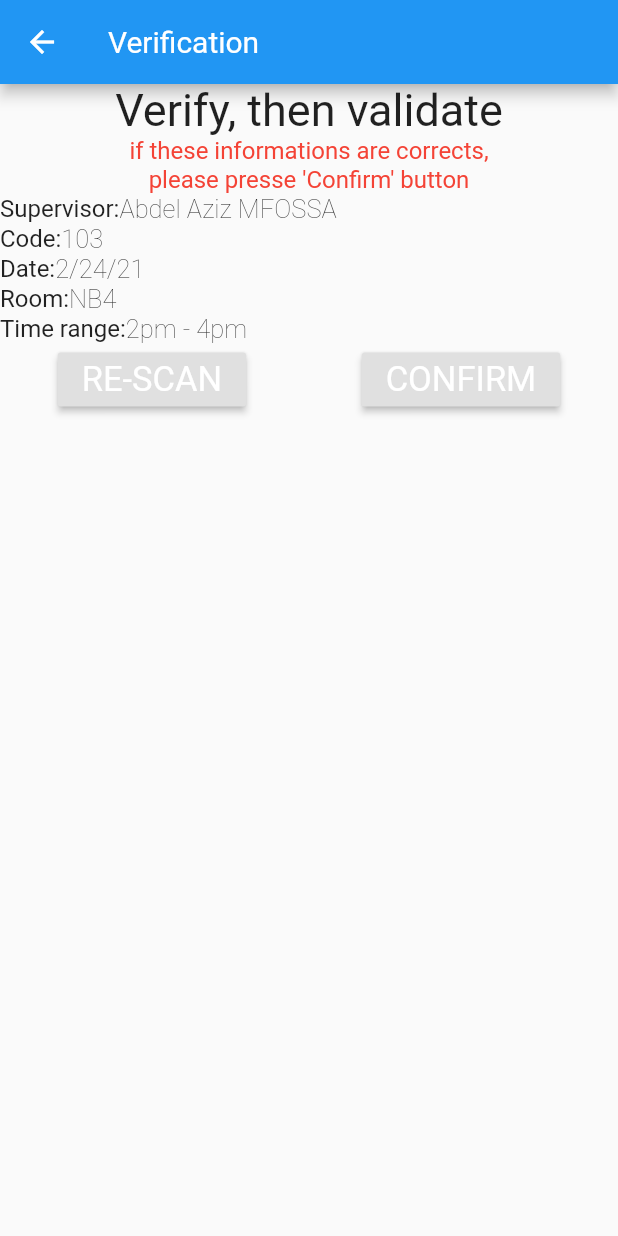
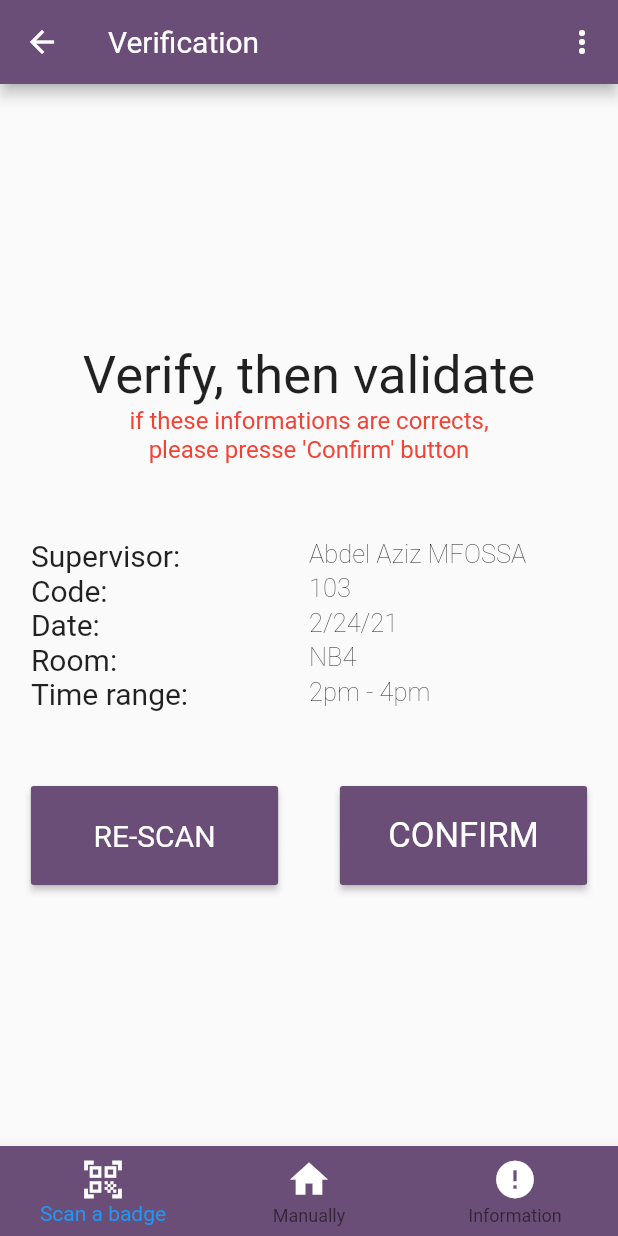
Before and after one commit to DSCUY1/Attendance-check-app-flutter, a Flutter app: the Verification screen opened directly, on a phone screen of 412 x 824 dp. Run offline on Flutter 3.47's test engine with Material 2 defaults, Android fonts, the phone set to English and light mode, and no system bars; Roboto replaces fonts that are missing (Roboto-Regular, Roboto-Rugular, Roboto-Thin); statements that could not run were skipped.

Commit message:
Front verification page OK

```diff
--- a/lib/pages/verification.dart
+++ b/lib/pages/verification.dart
@@ -10,126 +10,225 @@ class Verification extends StatefulWidget {
 
 class _VerificationState extends State<Verification> {
   Widget build(BuildContext context) {
+    double height = MediaQuery.of(context).size.height;
+    double width = MediaQuery.of(context).size.width;
     return Scaffold(
       appBar: AppBar(
-        title: Text("Verification"),
+        backgroundColor: Color(0xff6A4E77),
+        title: Text(
+          "Verification",
+          style: TextStyle(
+            fontFamily: "Roboto-Rugular",
+          ),
+        ),
+        actions: <Widget>[
+          IconButton(
+            color: Colors.white,
+            icon: Icon(Icons.more_vert, color: Colors.white),
+          )
+        ],
+      ),
+      bottomNavigationBar: BottomNavigationBar(
+        backgroundColor: Color(0xff6A4E77),
+        iconSize: 30,
+        items: <BottomNavigationBarItem>[
+          BottomNavigationBarItem(
+            icon: Icon(Icons.qr_code_scanner_outlined, color: Colors.white),
+            label: 'Scan a badge',
+          ),
+          BottomNavigationBarItem(
+            icon: Icon(Icons.home, color: Colors.white),
+            label: 'Manually',
+          ),
+          BottomNavigationBarItem(
+            icon: Icon(Icons.error, color: Colors.white),
+            label: 'Information',
+          ),
+        ],
       ),
       body: Center(
+        child: SingleChildScrollView(
           child: Column(children: <Widget>[
             Container(
-          child: Text("Verify, then validate",
+              child: Text(
+                "Verify, then validate",
                 style: TextStyle(
-                  fontFamily: "Roboto",
-                  fontWeight: FontWeight.w400,
-                  fontSize: 30)),
+                  fontFamily: "Roboto-Regular",
+                  fontSize: 35,
+                ),
+              ),
             ),
             Container(
               child: Text(
                 "if these informations are corrects,\nplease presse 'Confirm' button",
                 textAlign: TextAlign.center,
                 style: TextStyle(
-                  color: Colors.red, fontFamily: "Roboto", fontSize: 16)),
+                  color: Colors.red,
+                  fontFamily: "Roboto-Thin",
+                  fontSize: 16,
+                ),
+              ),
             ),
             Container(
-            child: Row(children: <Widget>[
-          Text("Supervisor:",
+              margin: EdgeInsets.only(top: 50),
+              width: width * 0.9,
+              child: Table(
+                children: <TableRow>[
+                  TableRow(
+                    // decoration: Decoration(),
+                    children: <Widget>[
+                      Text(
+                        "Supervisor:",
                         style: TextStyle(
-                  fontFamily: "Roboto",
-                  fontWeight: FontWeight.w400,
-                  fontSize: 16)),
-          Text("Abdel Aziz MFOSSA",
+                          fontFamily: "Roboto-Regular",
+                          fontSize: 20,
+                        ),
+                      ),
+                      Text(
+                        "Abdel Aziz MFOSSA",
                         style: TextStyle(
-                  fontFamily: "Roboto",
+                          fontFamily: "Roboto-Thin",
                           fontWeight: FontWeight.w200,
-                  fontSize: 17))
-        ])),
+                          fontSize: 17,
+                        ),
+                      ),
+                    ],
+                  ),
+                  TableRow(
+                    // decoration: Decoration(),
+                    children: <Widget>[
+                      Text(
+                        "Code:",
+                        style: TextStyle(
+                          fontFamily: "Roboto-Regular",
+                          fontSize: 20,
+                        ),
+                      ),
+                      Text(
+                        "103",
+                        style: TextStyle(
+                          fontFamily: "Roboto-Thin",
+                          fontWeight: FontWeight.w200,
+                          fontSize: 17,
+                        ),
+                      ),
+                    ],
+                  ),
+                  TableRow(
+                    // decoration: Decoration(),
+                    children: <Widget>[
+                      Text(
+                        "Date:",
+                        style: TextStyle(
+                          fontFamily: "Roboto-Regular",
+                          fontSize: 20,
+                        ),
+                      ),
+                      Text(
+                        "2/24/21",
+                        style: TextStyle(
+                          fontFamily: "Roboto-Thin",
+                          fontWeight: FontWeight.w200,
+                          fontSize: 17,
+                        ),
+                      )
+                    ],
+                  ),
+                  TableRow(
+                    // decoration: Decoration(),
+                    children: <Widget>[
+                      Text(
+                        "Room:",
+                        style: TextStyle(
+                          fontFamily: "Roboto-Regular",
+                          fontSize: 20,
+                        ),
+                      ),
+                      Text(
+                        "NB4",
+                        style: TextStyle(
+                          fontFamily: "Roboto-Thin",
+                          fontWeight: FontWeight.w200,
+                          fontSize: 17,
+                        ),
+                      )
+                    ],
+                  ),
+                  TableRow(
+                    // decoration: Decoration(),
+                    children: <Widget>[
+                      Text(
+                        "Time range:",
+                        style: TextStyle(
+                          fontFamily: "Roboto-regular",
+                          fontSize: 20,
+                        ),
+                      ),
+                      Text(
+                        "2pm - 4pm",
+                        style: TextStyle(
+                          fontFamily: "Roboto-Thin",
+                          fontWeight: FontWeight.w200,
+                          fontSize: 17,
+                        ),
+                      ),
+                    ],
+                  ),
+                ],
+              ),
+            ),
             Container(
-            child: Row(children: <Widget>[
-          Text("Code:",
-              style: TextStyle(
-                  fontFamily: "Roboto",
-                  fontWeight: FontWeight.w400,
-                  fontSize: 16)),
-          Text("103",
-              style: TextStyle(
-                  fontFamily: "Roboto",
-                  fontWeight: FontWeight.w200,
-                  fontSize: 17))
-        ])),
-        Container(
-            child: Row(children: <Widget>[
-          Text("Date:",
-              style: TextStyle(
-                  fontFamily: "Roboto",
-                  fontWeight: FontWeight.w400,
-                  fontSize: 16)),
-          Text("2/24/21",
-              style: TextStyle(
-                  fontFamily: "Roboto",
-                  fontWeight: FontWeight.w200,
-                  fontSize: 17))
-        ])),
-        Container(
-            child: Row(children: <Widget>[
-          Text("Room:",
-              style: TextStyle(
-                  fontFamily: "Roboto",
-                  fontWeight: FontWeight.w400,
-                  fontSize: 16)),
-          Text("NB4",
-              style: TextStyle(
-                  fontFamily: "Roboto",
-                  fontWeight: FontWeight.w200,
-                  fontSize: 17))
-        ])),
-        Container(
-            child: Row(children: <Widget>[
-          Text("Time range:",
-              style: TextStyle(
-                  fontFamily: "Roboto",
-                  fontWeight: FontWeight.w400,
-                  fontSize: 16)),
-          Text("2pm - 4pm",
-              style: TextStyle(
-                  fontFamily: "Roboto",
-                  fontWeight: FontWeight.w200,
-                  fontSize: 17))
-        ])),
-        Container(
+                margin: EdgeInsets.only(top: 30),
                 child: Row(
                   mainAxisAlignment: MainAxisAlignment.spaceAround,
                   children: <Widget>[
                     Container(
+                      margin: EdgeInsets.only(top: 20),
+                      width: width * 0.4,
+                      height: height * 0.08,
                       child: RaisedButton(
+                        color: Color(0xff6A4E77),
+                        textColor: Colors.white,
                         onPressed: () {
                           MaterialPageRoute route =
                               MaterialPageRoute(builder: (_) => ErrorPage());
                           Navigator.push(context, route);
                         },
-                  child: Text("RE-SCAN",
+                        child: Text(
+                          "RE-SCAN",
                           style: TextStyle(
-                          color: Colors.white,
-                          fontFamily: "Roboto",
-                          fontWeight: FontWeight.w400,
-                          fontSize: 23))),
+                              fontFamily: "Roboto-Regular", fontSize: 20),
+                        ),
+                      ),
                     ),
                     Container(
+                      margin: EdgeInsets.only(top: 20),
+                      width: width * 0.4,
+                      height: height * 0.08,
                       child: RaisedButton(
+                        color: Color(0xff6A4E77),
+                        textColor: Colors.white,
                         onPressed: () {
                           MaterialPageRoute route =
                               MaterialPageRoute(builder: (_) => Confirm());
                           Navigator.push(context, route);
                         },
-                  child: Text("CONFIRM",
+                        child: Text(
+                          "CONFIRM",
                           style: TextStyle(
                             color: Colors.white,
                             fontFamily: "Roboto",
                             fontWeight: FontWeight.w400,
-                          fontSize: 23))),
+                            fontSize: 23,
+                          ),
+                        ),
+                      ),
                     )
                   ],
                 )),
-      ])),
+          ]),
+        ),
+      ),
     );
   }
 }
```
Lines whose indentation alone changed are shown as unchanged.
